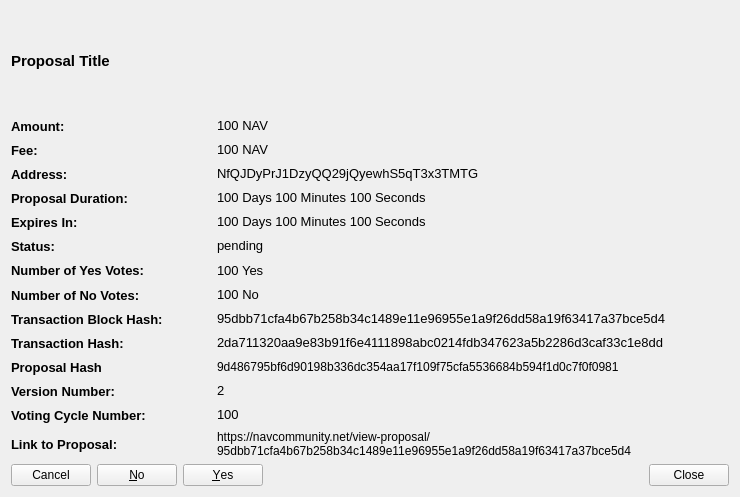
navcoin/navcoin-core, file src/qt/forms/communityfunddisplaydetailed.ui: the form before one commit.
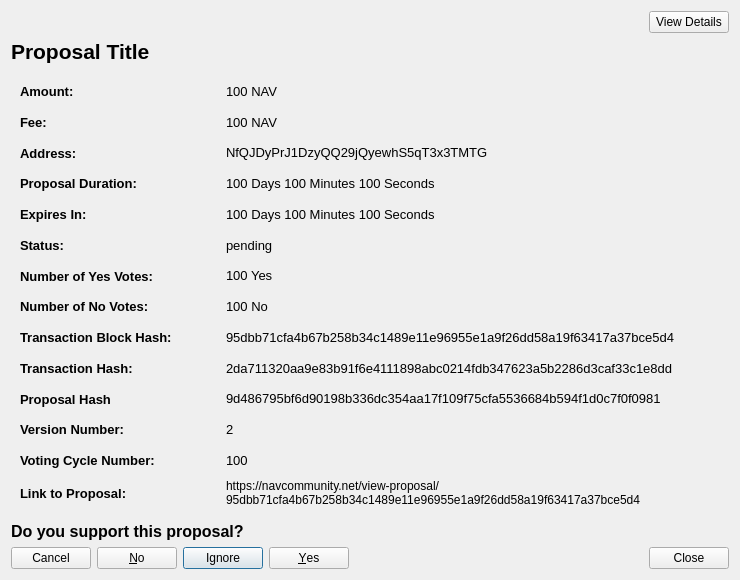
The form after the commit.

```diff
--- a/src/qt/forms/communityfunddisplaydetailed.ui
+++ b/src/qt/forms/communityfunddisplaydetailed.ui
@@ -7,11 +7,11 @@
     <x>0</x>
     <y>0</y>
     <width>740</width>
-    <height>497</height>
+    <height>580</height>
    </rect>
   </property>
   <property name="sizePolicy">
-   <sizepolicy hsizetype="Preferred" vsizetype="Expanding">
+   <sizepolicy hsizetype="Preferred" vsizetype="MinimumExpanding">
     <horstretch>0</horstretch>
     <verstretch>0</verstretch>
    </sizepolicy>
@@ -19,17 +19,41 @@
   <property name="minimumSize">
    <size>
     <width>740</width>
-    <height>497</height>
+    <height>300</height>
    </size>
   </property>
   <property name="windowTitle">
    <string>Proposal Details</string>
   </property>
   <layout class="QVBoxLayout" name="verticalLayout_3">
+   <item>
+    <layout class="QHBoxLayout" name="horizontalLayout_2">
+     <item>
+      <spacer name="horizontalSpacer">
+       <property name="orientation">
+        <enum>Qt::Horizontal</enum>
+       </property>
+       <property name="sizeHint" stdset="0">
+        <size>
+         <width>40</width>
+         <height>20</height>
+        </size>
+       </property>
+      </spacer>
+     </item>
+     <item>
+      <widget class="QPushButton" name="detailsBtn">
+       <property name="text">
+        <string>View Details</string>
+       </property>
+      </widget>
+     </item>
+    </layout>
+   </item>
    <item>
     <widget class="QLabel" name="labelProposalTitle">
      <property name="sizePolicy">
-      <sizepolicy hsizetype="Preferred" vsizetype="Expanding">
+      <sizepolicy hsizetype="Preferred" vsizetype="Minimum">
        <horstretch>0</horstretch>
        <verstretch>0</verstretch>
       </sizepolicy>
@@ -37,12 +61,12 @@
      <property name="maximumSize">
       <size>
        <width>16777215</width>
-       <height>100</height>
+       <height>500</height>
       </size>
      </property>
      <property name="font">
       <font>
-       <pointsize>11</pointsize>
+       <pointsize>16</pointsize>
        <weight>75</weight>
        <bold>true</bold>
       </font>
@@ -59,7 +83,14 @@
     </widget>
    </item>
    <item>
-    <layout class="QVBoxLayout" name="verticalLayoutDetailedInfomation">
+    <widget class="QWidget" name="detailsWidget" native="true">
+     <property name="sizePolicy">
+      <sizepolicy hsizetype="Preferred" vsizetype="MinimumExpanding">
+       <horstretch>0</horstretch>
+       <verstretch>0</verstretch>
+      </sizepolicy>
+     </property>
+     <layout class="QVBoxLayout" name="verticalLayout_2">
      <item>
       <layout class="QHBoxLayout" name="horizontalLayoutAmount">
        <item>
@@ -579,6 +610,11 @@
        </item>
        <item>
         <widget class="QLabel" name="labelProposalHash">
+          <property name="font">
+           <font>
+            <pointsize>10</pointsize>
+           </font>
+          </property>
          <property name="text">
           <string>9d486795bf6d90198b336dc354aa17f109f75cfa5536684b594f1d0c7f0f0981</string>
          </property>
@@ -734,6 +770,23 @@
        </item>
       </layout>
      </item>
+     </layout>
+    </widget>
+   </item>
+   <item>
+    <widget class="QLabel" name="label">
+     <property name="font">
+      <font>
+       <pointsize>12</pointsize>
+       <weight>75</weight>
+       <bold>true</bold>
+      </font>
+     </property>
+     <property name="text">
+      <string>Do you support this proposal?</string>
+     </property>
+    </widget>
+   </item>
      <item>
       <layout class="QHBoxLayout" name="horizontalLayoutButtons">
        <item>
@@ -742,7 +795,7 @@
           <enum>Qt::RightToLeft</enum>
          </property>
          <property name="standardButtons">
-          <set>QDialogButtonBox::Cancel|QDialogButtonBox::No|QDialogButtonBox::Yes</set>
+        <set>QDialogButtonBox::Cancel|QDialogButtonBox::Ignore|QDialogButtonBox::No|QDialogButtonBox::Yes</set>
          </property>
         </widget>
        </item>
@@ -765,8 +818,6 @@
           <string>Close</string>
          </property>
         </widget>
-       </item>
-      </layout>
      </item>
     </layout>
    </item>
```
Lines whose indentation alone changed are shown as unchanged.
